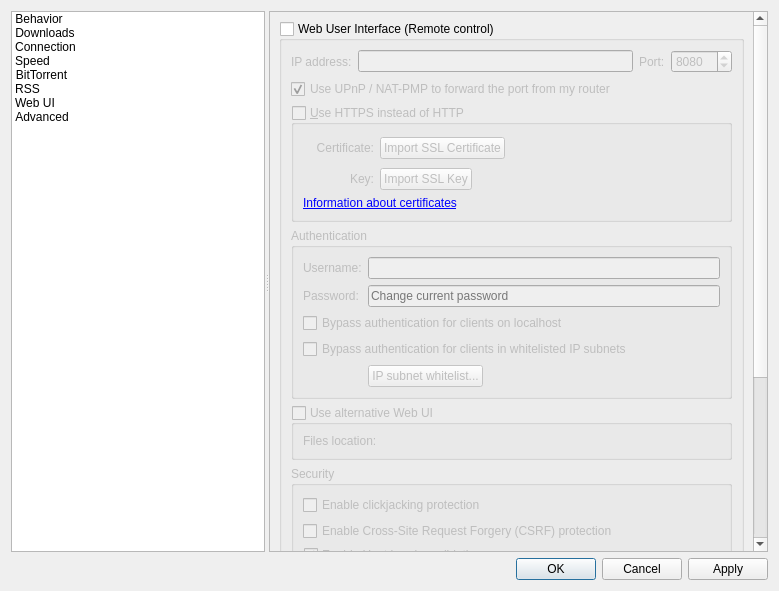
Before: the Qt Designer form src/gui/optionsdialog.ui in SysAdminDoc/qBittorrent-Vanced, drawn with Qt 5.
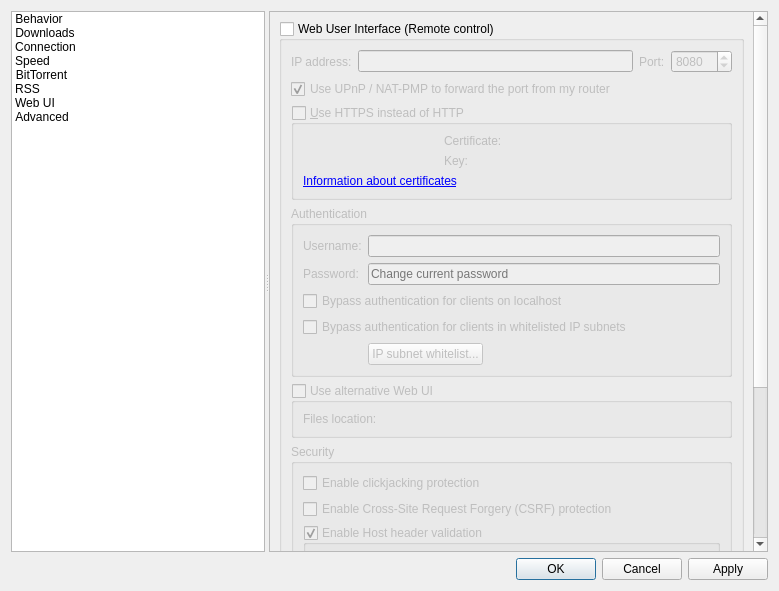
After: the same form once the commit is applied. The open tabs and pages were chosen to show the change. Custom widgets are drawn as their Qt base class.

Commit message:
Load WebUI certificate & key from file path
This allow users to update certificate & key more easily, i.e. without the need to import them
into qbt.

Closes #6675, #7547, #8315, #8564.

```diff
--- a/src/gui/optionsdialog.ui
+++ b/src/gui/optionsdialog.ui
@@ -2966,80 +2966,26 @@
                   <bool>false</bool>
                  </property>
                  <layout class="QGridLayout" name="gridLayout_11">
-                  <item row="0" column="0">
-                   <widget class="QLabel" name="lblSslCertStatus"/>
+                  <item row="1" column="1">
+                   <widget class="QLabel" name="lblWebUiKey">
+                    <property name="text">
+                     <string>Key:</string>
+                    </property>
+                   </widget>
                   </item>
                   <item row="0" column="1">
                    <widget class="QLabel" name="lblWebUiCrt">
                     <property name="text">
                      <string>Certificate:</string>
                     </property>
-                    <property name="alignment">
-                     <set>Qt::AlignRight|Qt::AlignTrailing|Qt::AlignVCenter</set>
-                    </property>
                    </widget>
                   </item>
-                  <item row="0" column="2">
-                   <layout class="QHBoxLayout" name="horizontalLayout_4">
-                    <item>
-                     <widget class="QPushButton" name="btnWebUiCrt">
-                      <property name="text">
-                       <string>Import SSL Certificate</string>
-                      </property>
-                     </widget>
-                    </item>
-                    <item>
-                     <spacer name="horizontalSpacer_12">
-                      <property name="orientation">
-                       <enum>Qt::Horizontal</enum>
-                      </property>
-                      <property name="sizeHint" stdset="0">
-                       <size>
-                        <width>138</width>
-                        <height>28</height>
-                       </size>
-                      </property>
-                     </spacer>
-                    </item>
-                   </layout>
+                  <item row="0" column="0">
+                   <widget class="QLabel" name="lblSslCertStatus"/>
                   </item>
                   <item row="1" column="0">
                    <widget class="QLabel" name="lblSslKeyStatus"/>
                   </item>
-                  <item row="1" column="1">
-                   <widget class="QLabel" name="lblWebUiKey">
-                    <property name="text">
-                     <string>Key:</string>
-                    </property>
-                    <property name="alignment">
-                     <set>Qt::AlignRight|Qt::AlignTrailing|Qt::AlignVCenter</set>
-                    </property>
-                   </widget>
-                  </item>
-                  <item row="1" column="2">
-                   <layout class="QHBoxLayout" name="horizontalLayout_5">
-                    <item>
-                     <widget class="QPushButton" name="btnWebUiKey">
-                      <property name="text">
-                       <string>Import SSL Key</string>
-                      </property>
-                     </widget>
-                    </item>
-                    <item>
-                     <spacer name="horizontalSpacer_13">
-                      <property name="orientation">
-                       <enum>Qt::Horizontal</enum>
-                      </property>
-                      <property name="sizeHint" stdset="0">
-                       <size>
-                        <width>40</width>
-                        <height>20</height>
-                       </size>
-                      </property>
-                     </spacer>
-                    </item>
-                   </layout>
-                  </item>
                   <item row="2" column="0" colspan="3">
                    <widget class="QLabel" name="lblWebUIInfo">
                     <property name="text">
@@ -3050,6 +2996,12 @@
                     </property>
                    </widget>
                   </item>
+                  <item row="0" column="2">
+                   <widget class="FileSystemPathLineEdit" name="textWebUIHttpsCert" native="true"/>
+                  </item>
+                  <item row="1" column="2">
+                   <widget class="FileSystemPathLineEdit" name="textWebUIHttpsKey" native="true"/>
+                  </item>
                  </layout>
                 </widget>
                </item>
```
Left out of the diff: 2 changed lines with no effect on the pictures. The commit also changes 11 other files.
